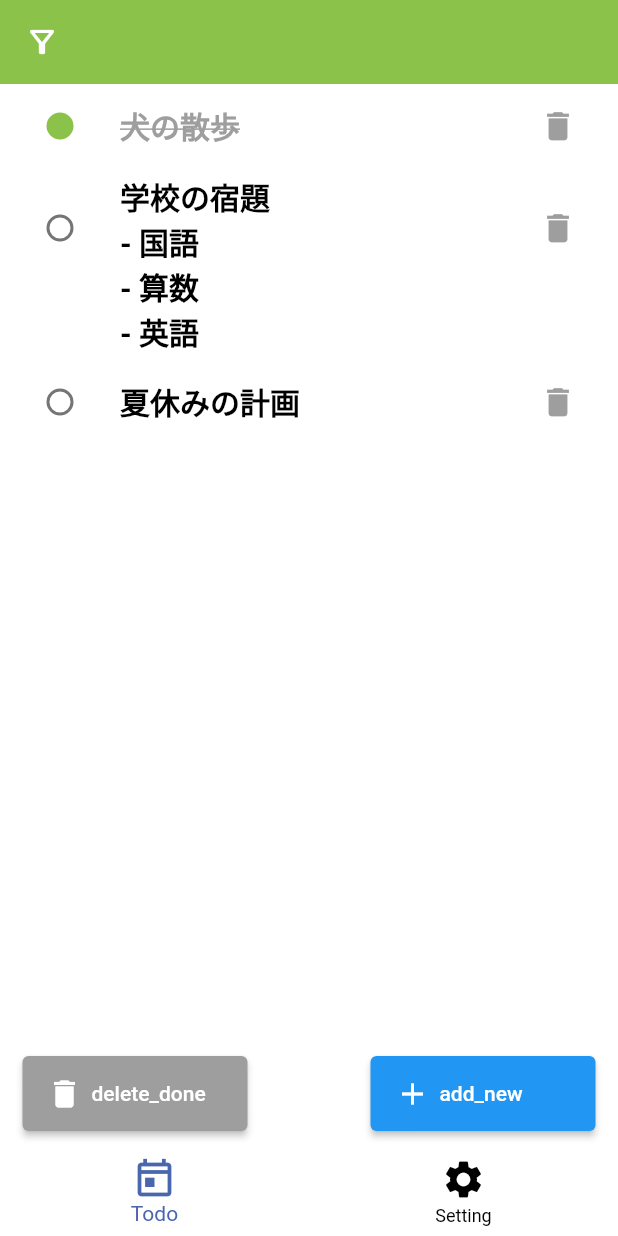
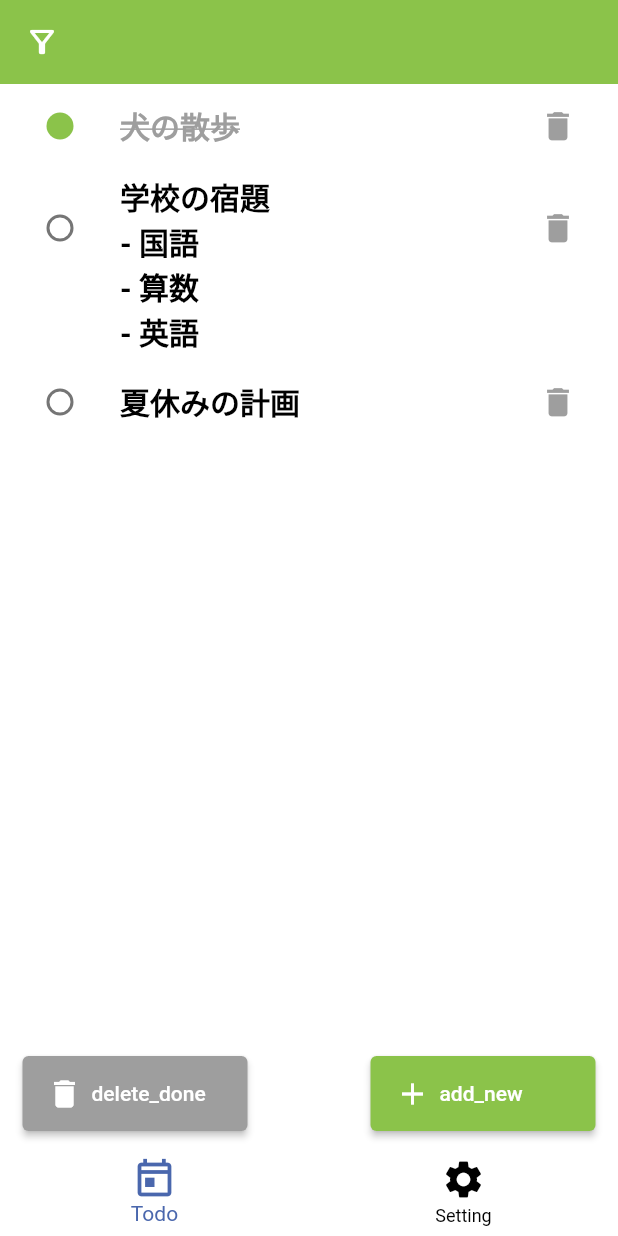
Before and after one commit to iseruuuuu/hobby_memo_app, a Flutter app: the screen it shows after launch, on a phone screen of 412 x 824 dp. Run offline on Flutter 3.47's test engine with Material 2 defaults, Android fonts, the phone set to English and light mode, and no system bars; our stand-ins replace flutter_easyloading, flutter_vector_icons, get, in_app_review, package_info_plus, settings_ui and 2 more; missing offline and left inert: panara_dialogs.

Commit message:
add: 設定画面を作成

```diff
--- /dev/null
+++ b/lib/constants/color_constants.dart
@@ -0,0 +1,16 @@
+// Flutter imports:
+import 'package:flutter/material.dart';
+
+class ColorConstant {
+  static Color appBarColor = Colors.lightGreen;
+  static Color backgroundColor = const Color(0xFFF2F2F7);
+  static Color settingsListBackground = const Color(0xFFF2F2F7);
+  static Color settingsSectionBackground = Colors.white;
+  static Color yellow = Colors.yellow;
+  static Color lightBlue = Colors.lightBlue;
+  static Color blue = Colors.blue;
+  static Color grey = Colors.grey;
+  static Color black = Colors.black;
+  static Color white = Colors.white;
+  static Color red = Colors.red;
+}
--- a/lib/screen/component/todo_list.dart
+++ b/lib/screen/component/todo_list.dart
@@ -3,6 +3,7 @@ import 'package:get/get.dart';
 import 'package:hobby_memo_app/controller/todo_controller.dart';
 import 'package:hobby_memo_app/model/todo.dart';
 import 'package:hobby_memo_app/screen/component/todo_check_box.dart';
+import 'package:hobby_memo_app/screen/todo_add_screen.dart';
 
 class TodoTile extends StatelessWidget {
   final Todo todo;
@@ -18,6 +19,9 @@ class TodoTile extends StatelessWidget {
       onTap: () {
         // Get.toNamed('/todo/${todo.id}');
         //TODO Todo詳細画面に飛ぶようにする
+        Get.to(TodoAddScreen(
+          todoId: todo.id,
+        ));
       },
       leading: TodoCheckbox(todo),
       title: Text(
--- a/lib/screen/todo_screen.dart
+++ b/lib/screen/todo_screen.dart
@@ -1,5 +1,6 @@
 import 'package:flutter/material.dart';
 import 'package:get/get.dart';
+import 'package:hobby_memo_app/constants/color_constants.dart';
 import 'package:hobby_memo_app/controller/filter_controller.dart';
 import 'package:hobby_memo_app/controller/todo_controller.dart';
 import 'package:hobby_memo_app/screen/component/todo_action_button.dart';
@@ -13,9 +14,9 @@ class TodoScreen extends StatelessWidget {
     final todoController = Get.put(TodoController());
     final filterController = Get.put(FilterController());
     return Scaffold(
-      backgroundColor: Colors.white,
+      backgroundColor: ColorConstant.white,
       appBar: AppBar(
-        backgroundColor: Colors.lightGreen,
+        backgroundColor: ColorConstant.appBarColor,
         elevation: 0,
         leading: IconButton(
           icon: Obx(
@@ -61,7 +62,7 @@ class TodoScreen extends StatelessWidget {
                 ActionButton(
                   label: 'add_new'.tr,
                   icon: Icons.add,
-                  color: Theme.of(context).colorScheme.secondary,
+                  color: ColorConstant.appBarColor,
                   onPressed: () => todoController.onTapAdd(),
                 ),
               ],
```
Also changed, not shown: lib/controller/setting_screen_controller.dart (added, +83 -0 lines), lib/screen/setting_screen.dart (+87 -1 lines), pubspec.yaml (+11 -3 lines), pubspec.lock, 5 other files.
